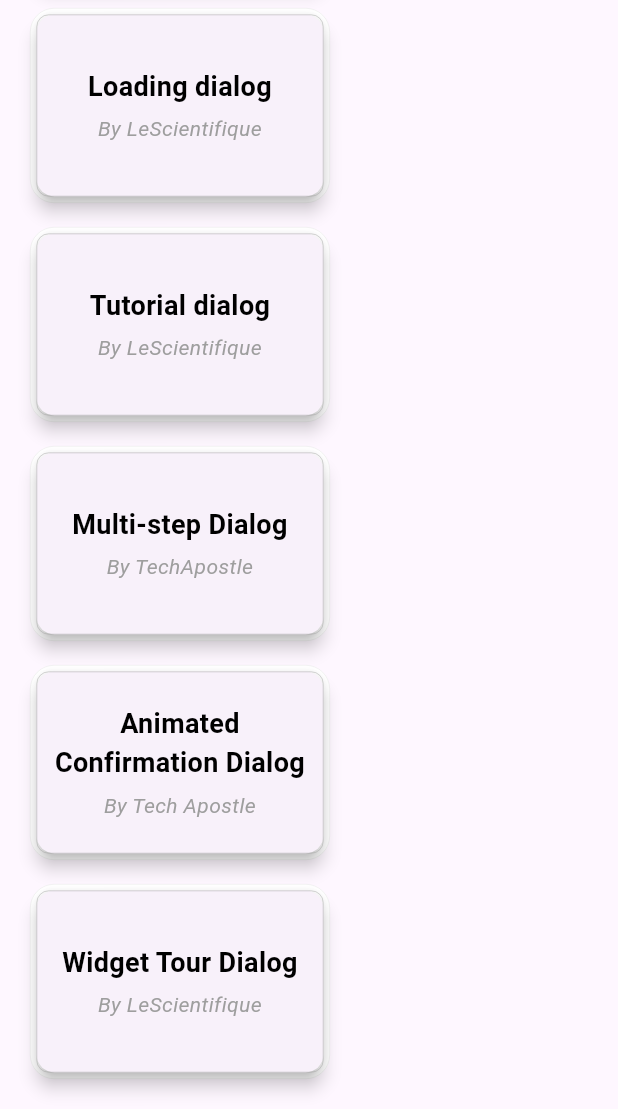
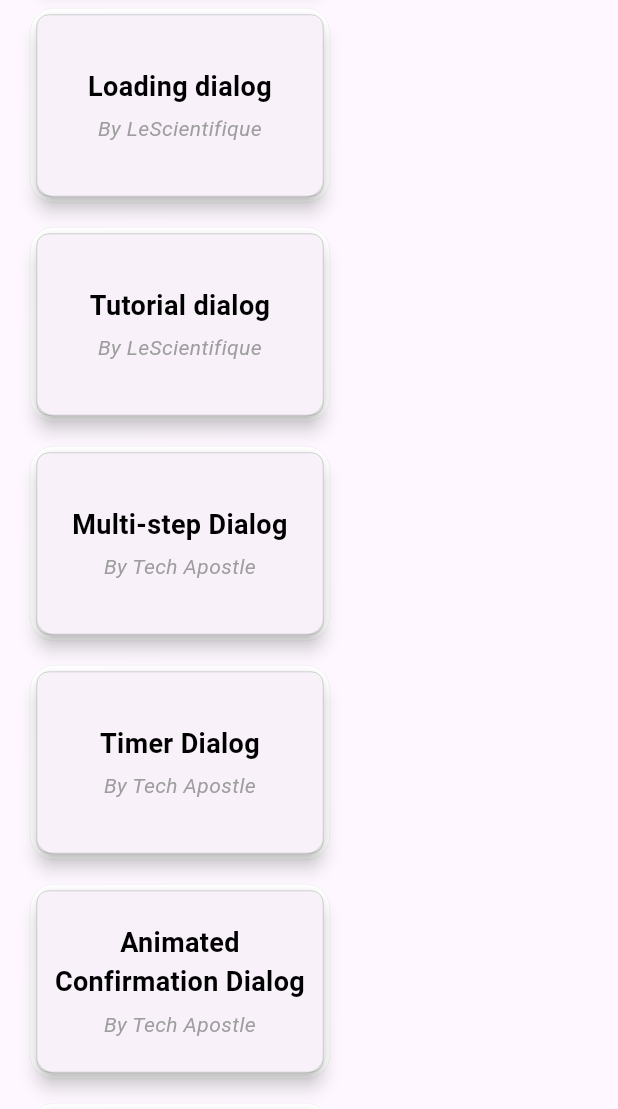
Before and after one commit to Docteur-Parfait/beautiful_dialog, a Flutter app: the screen it shows after launch, scrolled down 2176 dp, on a phone screen of 412 x 824 dp, the part 127-1236 px from its top. Run offline on Flutter 3.47's test engine with Material 3 defaults, Android fonts, the phone set to English and light mode, and no system bars; our stand-ins replace bot_toast, gap.

Commit message:
Refactor dialog_view.dart and add TimerDialog

```diff
--- a/lib/views/dialog_view.dart
+++ b/lib/views/dialog_view.dart
@@ -2,6 +2,7 @@ import 'package:beautiful_dialog/dialogs/animated_confirmation_dialog.dart';
 import 'package:beautiful_dialog/dialogs/discard_changes_dialog.dart';
 import 'package:beautiful_dialog/dialogs/multistep_dialog.dart';
 import 'package:beautiful_dialog/dialogs/stacked_dialog.dart';
+import 'package:beautiful_dialog/dialogs/timer_dialog.dart';
 import 'package:beautiful_dialog/widgets/custom_button.dart';
 import 'package:flutter/material.dart';
 import 'package:url_launcher/url_launcher.dart';
@@ -186,8 +187,13 @@ class _DialogViewState extends State<DialogView> {
               ),
               CustomButton(
                 text: "Multi-step Dialog",
-                author: "TechApostle",
+                author: "Tech Apostle",
                 onTap: () => MultiStepDialog.showMultiStepDialog(context),
+              ),
+              CustomButton(
+                text: "Timer Dialog",
+                author: "Tech Apostle",
+                onTap: () => TimerDialog.showTimerDialog(context, seconds: 5),
               ),
               CustomButton(
                 text: "Animated Confirmation Dialog",
```
